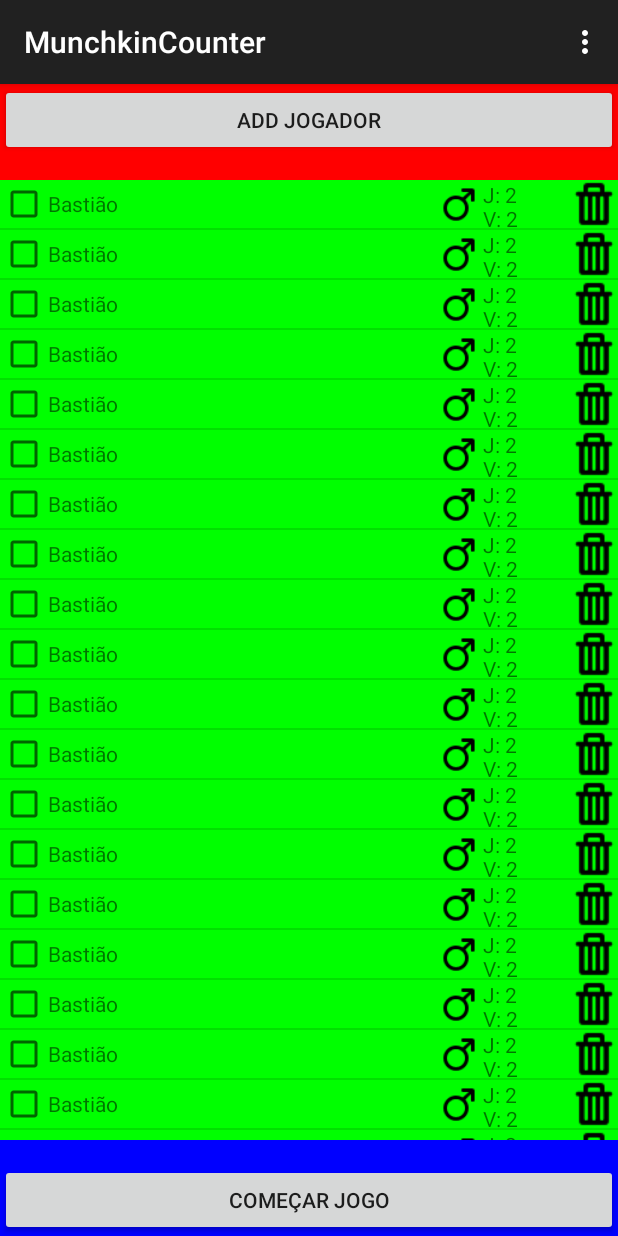
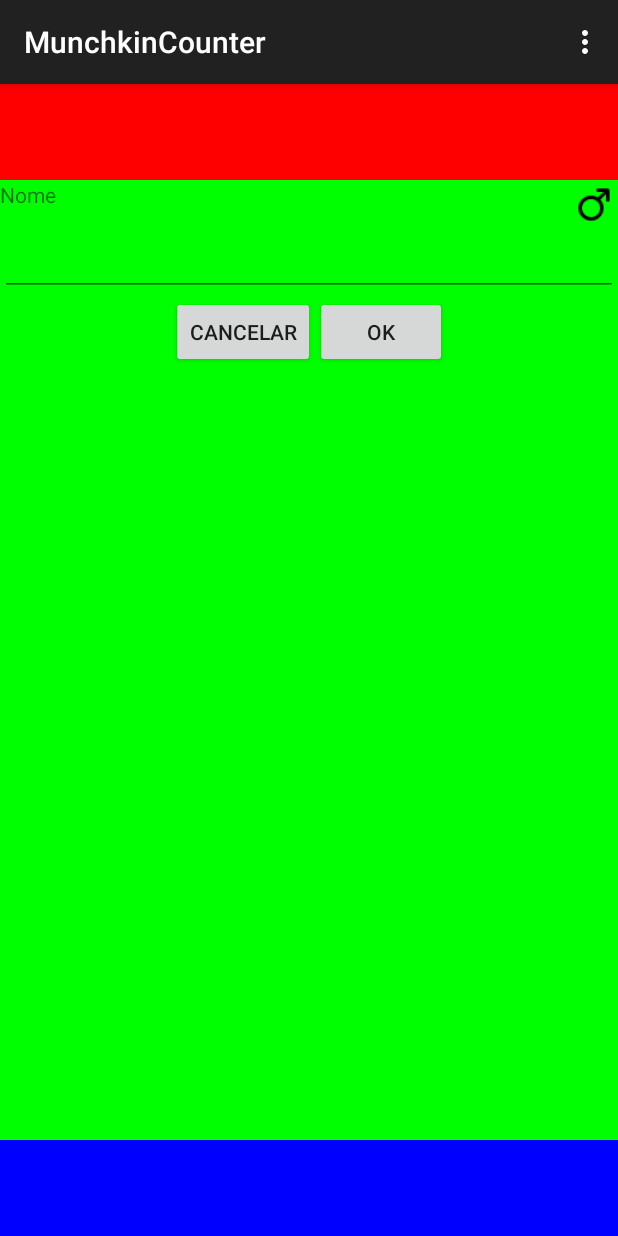
Before and after one commit to jclazzarim/MunchkinCounter, an Android app: the screen it shows after launch (MainActivity), in the options menu, after a tap on "Settings", on a phone screen of 412 x 824 dp. Run offline under Robolectric (Android 15) with nearby library versions, the phone set to English and light mode, and no system bars.

Commit message:
remodelacao da tela inicial

```diff
--- a/app/src/main/java/br/android/munchkin/munchkincounter/AddPlayerButton.java
+++ b/app/src/main/java/br/android/munchkin/munchkincounter/AddPlayerButton.java
@@ -3,10 +3,13 @@ package br.android.munchkin.munchkincounter;
 import android.app.Activity;
 import android.net.Uri;
 import android.os.Bundle;
+import android.support.annotation.Nullable;
 import android.support.v4.app.Fragment;
+import android.support.v4.app.FragmentTransaction;
 import android.view.LayoutInflater;
 import android.view.View;
 import android.view.ViewGroup;
+import android.widget.Button;
 
 
 public class AddPlayerButton extends Fragment {
@@ -45,10 +48,15 @@ public class AddPlayerButton extends Fragment {
     @Override
     public void onCreate(Bundle savedInstanceState) {
         super.onCreate(savedInstanceState);
-        if (getArguments() != null) {
-            mParam1 = getArguments().getString(ARG_PARAM1);
-            mParam2 = getArguments().getString(ARG_PARAM2);
-        }
+    }
+
+    @Override
+    public void onActivityCreated(@Nullable Bundle savedInstanceState) {
+        super.onActivityCreated(savedInstanceState);
+
+        Button btnAddJogador = (Button) getActivity().findViewById(R.id.btnAddJogador);
+
+        btnAddJogador.setOnClickListener(new AdicionaJogador());
     }
 
     @Override
@@ -59,5 +67,19 @@ public class AddPlayerButton extends Fragment {
     }
 
 
+    private class AdicionaJogador implements View.OnClickListener{
+
+        @Override
+        public void onClick(View v) {
+            FragmentTransaction ft = getActivity().getSupportFragmentManager().beginTransaction();
+            ft.replace(R.id.flPlayers, new CadastroJogador());
+            ft.detach(((MainActivity)getActivity()).apb);
+            ft.detach(((MainActivity)getActivity()).sgb);
+
+            ft.commit();
+        }
+
+    }
+
 
 }
--- a/app/src/main/java/br/android/munchkin/munchkincounter/MainActivity.java
+++ b/app/src/main/java/br/android/munchkin/munchkincounter/MainActivity.java
@@ -13,6 +13,10 @@ import android.view.ViewGroup;
 
 public class MainActivity extends ActionBarActivity {
 
+    public AddPlayerButton apb;
+    public StartGameButton sgb;
+
+
     @Override
     protected void onCreate(Bundle savedInstanceState) {
         super.onCreate(savedInstanceState);
@@ -24,12 +28,14 @@ public class MainActivity extends ActionBarActivity {
     @Override
     protected void onStart() {
         super.onStart();
+        apb = new AddPlayerButton();
+        sgb = new StartGameButton();
 
         FragmentTransaction ft = this.getSupportFragmentManager().beginTransaction();
 
-        ft.add(R.id.flBotaoPlayer, new AddPlayerButton());
+        ft.add(R.id.flBotaoPlayer, apb);
         ft.add(R.id.flPlayers, new PlayersFragment());
-        ft.add(R.id.flBotaoJogar, new StartGameButton());
+        ft.add(R.id.flBotaoJogar, sgb);
 
         ft.commit();
 
--- a/app/src/main/res/layout/activity_main.xml
+++ b/app/src/main/res/layout/activity_main.xml
@@ -1,31 +1,31 @@
 <LinearLayout xmlns:android="http://schemas.android.com/apk/res/android"
-    xmlns:tools="http://schemas.android.com/tools" android:id="@+id/container"
-    android:layout_width="match_parent" android:layout_height="match_parent"
-    tools:context=".MainActivity" tools:ignore="MergeRootFrame"
-    android:orientation="vertical">
+    xmlns:tools="http://schemas.android.com/tools"
+    android:id="@+id/container"
+    android:layout_width="match_parent"
+    android:layout_height="match_parent"
+    android:orientation="vertical"
+    tools:context=".MainActivity"
+    tools:ignore="MergeRootFrame">
 
     <FrameLayout
         android:id="@+id/flBotaoPlayer"
-        android:background="#FF0000"
         android:layout_width="fill_parent"
-        android:layout_height="0dp"
-        android:layout_weight="1" />
+        android:layout_height="wrap_content"
+        android:layout_weight="1"
+        android:background="#FF0000" />
 
     <FrameLayout
         android:id="@+id/flPlayers"
-        android:background="#00FF00"
         android:layout_width="fill_parent"
         android:layout_height="0dp"
-        android:layout_weight="10"/>
+        android:layout_weight="10"
+        android:background="#00FF00" />
 
     <FrameLayout
         android:id="@+id/flBotaoJogar"
-        android:background="#0000FF"
         android:layout_width="fill_parent"
         android:layout_height="0dp"
-        android:layout_weight="1"/>
+        android:layout_weight="1"
+        android:background="#0000FF" />
 
-
-
-
-    </LinearLayout>
+</LinearLayout>
--- a/app/src/main/res/layout/fragment_add_player_button.xml
+++ b/app/src/main/res/layout/fragment_add_player_button.xml
@@ -1,6 +1,6 @@
 <FrameLayout xmlns:android="http://schemas.android.com/apk/res/android"
     xmlns:tools="http://schemas.android.com/tools" android:layout_width="match_parent"
-    android:layout_height="match_parent"
+    android:layout_height="wrap_content"
     tools:context="br.android.munchkin.munchkincounter.AddPlayerButton">
 
     <!-- TODO: Update blank fragment layout -->
@@ -9,6 +9,6 @@
         android:layout_width="match_parent"
         android:layout_height="wrap_content"
         android:text="@string/add_jogador"
-        android:id="@+id/button"
+        android:id="@+id/btnAddJogador"
         android:layout_gravity="center_horizontal|top" />
 </FrameLayout>
```
Also changed, not shown: app/src/main/java/br/android/munchkin/munchkincounter/CadastroJogador.java (+0 -34 lines).
